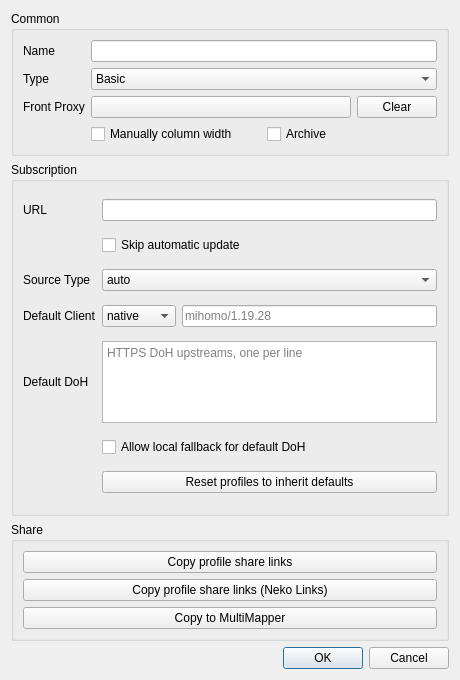
Above: ui/edit/dialog_edit_group.ui from DavidYordan/nekoray before the change. Below: the same form after it.
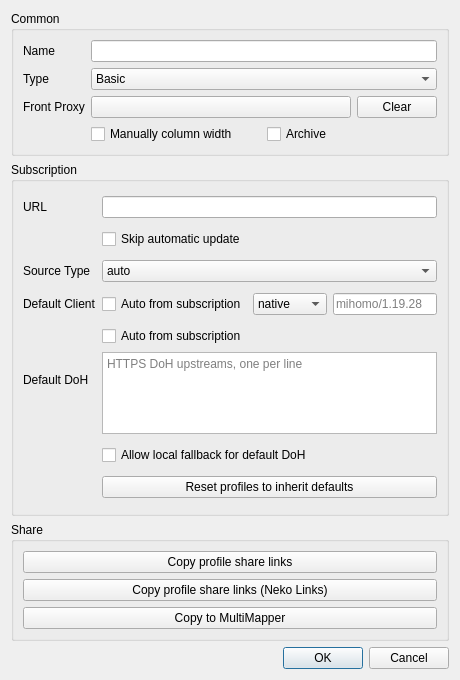
That is the form after the change. Custom widgets are drawn as their Qt base class.

Commit message: Preserve manual subscription defaults

Diff of the .ui file:
```diff
--- a/ui/edit/dialog_edit_group.ui
+++ b/ui/edit/dialog_edit_group.ui
@@ -178,6 +178,13 @@
       </item>
       <item row="3" column="1">
        <layout class="QHBoxLayout" name="defaultClientLayout">
+        <item>
+         <widget class="QCheckBox" name="default_client_auto">
+          <property name="text">
+           <string>Auto from subscription</string>
+          </property>
+         </widget>
+        </item>
         <item>
          <widget class="QComboBox" name="default_client_mode">
           <item>
@@ -214,6 +221,15 @@
        </widget>
       </item>
       <item row="4" column="1">
+       <layout class="QVBoxLayout" name="defaultServerResolverLayout">
+        <item>
+         <widget class="QCheckBox" name="default_server_resolver_auto">
+          <property name="text">
+           <string>Auto from subscription</string>
+          </property>
+         </widget>
+        </item>
+        <item>
        <widget class="QPlainTextEdit" name="default_server_resolver_doh">
         <property name="maximumSize">
          <size>
@@ -226,6 +242,8 @@
         </property>
        </widget>
       </item>
+       </layout>
+      </item>
       <item row="5" column="1">
        <widget class="QCheckBox" name="default_server_resolver_fallback">
         <property name="text">
```
Left out of the diff: 2 changed lines with no effect on the pictures. Lines whose indentation alone changed are shown as unchanged. The commit also changes 9 other files.
